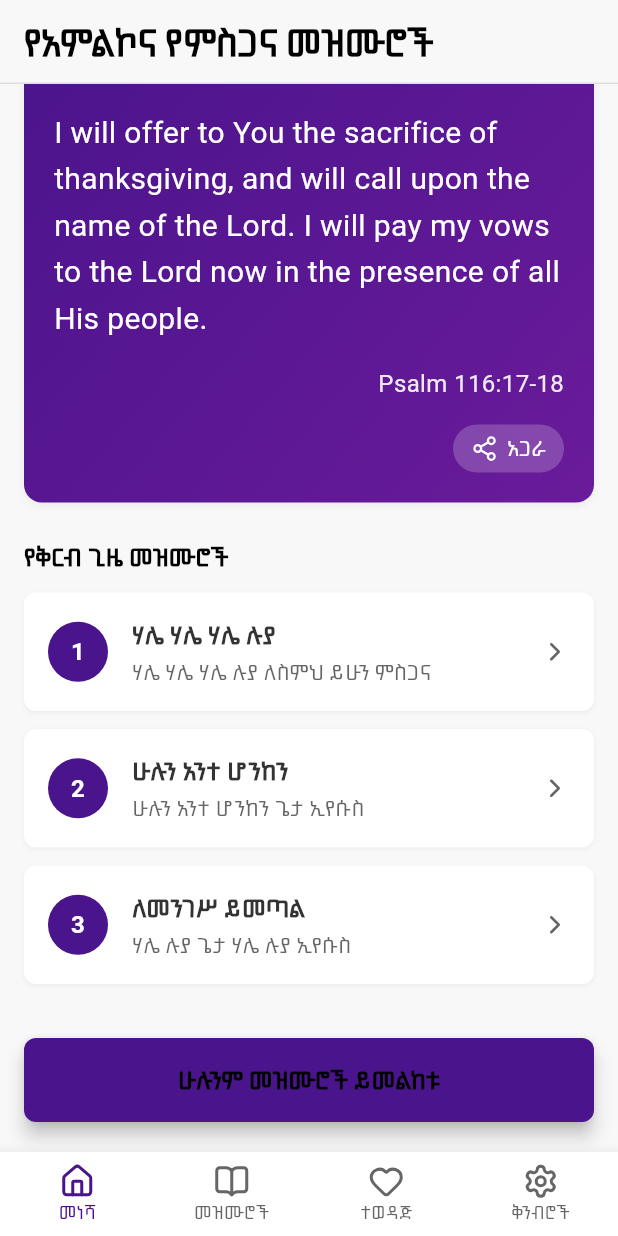
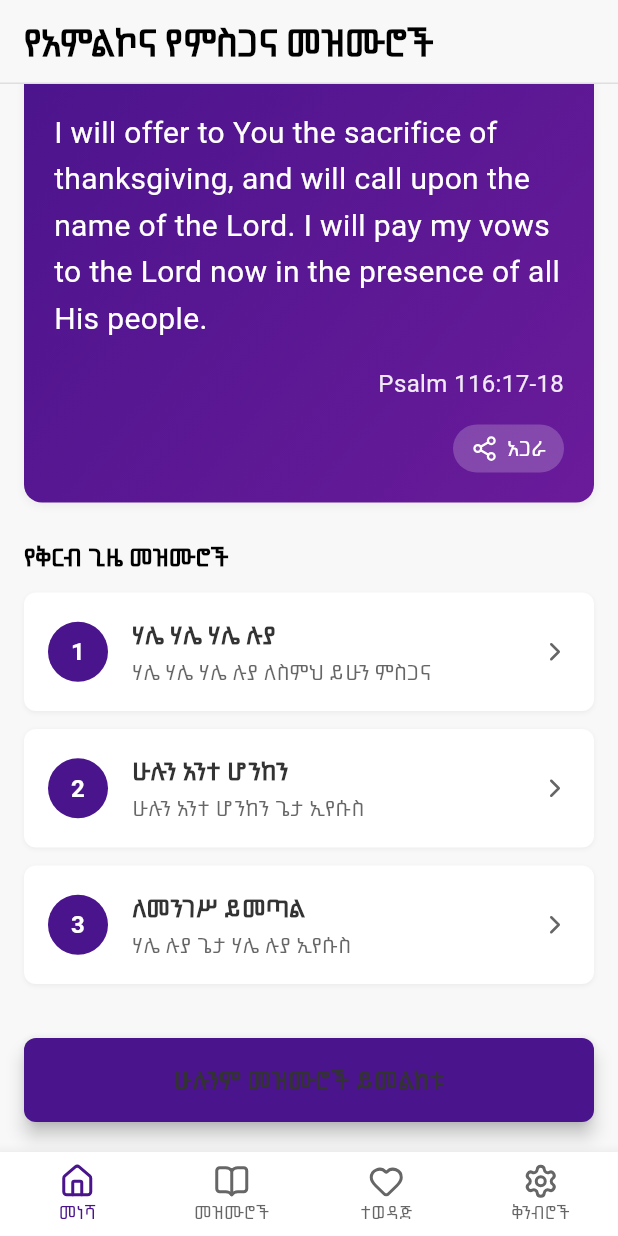
Before and after one commit to BeckiA/mezmur_debter, a Flutter app: the screen it shows after launch, scrolled down 172 dp, on a phone screen of 412 x 824 dp. Run offline on Flutter 3.47's test engine with Material 3 defaults, Android fonts, the phone set to English and light mode, and no system bars; our stand-ins replace flutter_local_notifications, flutter_switch, lucide_icons, permission_handler, share_plus, shared_preferences and 1 more.

Commit message:
Updated text labels in the favorites and hymn detail screens for improved clarity and consistency. Adjusted notification service timing and updated notification message to include localized content.

```diff
--- a/lib/screens/Detail_Screens/hymn_detail_screen.dart
+++ b/lib/screens/Detail_Screens/hymn_detail_screen.dart
@@ -132,7 +132,7 @@ class _HymnDetailScreenState extends State<HymnDetailScreen> {
                           crossAxisAlignment: CrossAxisAlignment.start,
                           children: [
                             Text(
-                              'መዝሙር ${hymn!.number}',
+                              'መዝሙር ${hymn!.id}',
                               style: textTheme.bodyMedium?.copyWith(
                                 fontFamily: fontFamilyProvider.fontFamily,
                                 color: theme.hintColor,
--- a/lib/screens/favorite_screen.dart
+++ b/lib/screens/favorite_screen.dart
@@ -97,7 +97,7 @@ class _FavoritesScreenState extends State<FavoritesScreen> {
                                 onPressed:
                                     () => Navigator.of(context).pop(false),
                                 child: Text(
-                                  'ደግመው አስብ',
+                                  'ይቅር',
                                   style: theme.textTheme.bodyMedium?.copyWith(
                                     fontFamily: fontFamilyProvider.fontFamily,
                                   ),
@@ -107,7 +107,7 @@ class _FavoritesScreenState extends State<FavoritesScreen> {
                                 onPressed:
                                     () => Navigator.of(context).pop(true),
                                 child: Text(
-                                  'ያስወግድ',
+                                  'አስወግድ',
                                   style: theme.textTheme.bodyMedium?.copyWith(
                                     fontFamily: fontFamilyProvider.fontFamily,
                                     color: Colors.red,
@@ -130,7 +130,7 @@ class _FavoritesScreenState extends State<FavoritesScreen> {
                             ),
                           ),
                           action: SnackBarAction(
-                            label: 'ደግመው አክል',
+                            label: 'በድጋሚ ይመለስ',
                             onPressed: () async {
                               await FavoriteService.toggleFavorite(hymn.id);
                               if (mounted) {
--- a/lib/screens/home_screen.dart
+++ b/lib/screens/home_screen.dart
@@ -194,7 +194,7 @@ class _HomeScreenState extends State<HomeScreen> {
                   ),
                   child:  Text(
                     'ሁሉንም መዝሙሮች ይመልከቱ',
-                     style: theme.textTheme.titleMedium?.copyWith(
+                     style: theme.textTheme.bodyLarge?.copyWith(
                   fontFamily: fontFamilyProvider.fontFamily,
                   fontSize: 16,
                   fontWeight: FontWeight.bold,
--- a/lib/services/notification_service.dart
+++ b/lib/services/notification_service.dart
@@ -83,8 +83,8 @@ class NotificationService {
       now.year,
       now.month,
       now.day,
-      17, // hour (8 AM in 24-hour format)
-      45, // minute
+      13, // hour (8 AM in 24-hour format)
+      09, // minute
     );
     // print('Scheduled date: $scheduledDate');
     print('Current date: $now');
@@ -99,7 +99,7 @@ class NotificationService {
       print('Exact alarm permission granted: $hasExactPermission');
       await flutterLocalNotificationsPlugin.zonedSchedule(
         0,
-        'Verse of the Day',
+        'የዕለቱ የመጽሐፍ ቅዱስ ጥቅስ',
         verse.isNotEmpty ? verse : "Stay inspired with daily verses!",
         scheduledDate,
         platformChannelSpecifics,
```
